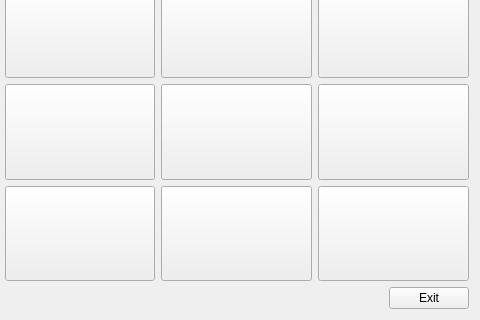
The window that widget.ui (Chaosmast/BOM-Bingo) describes before a commit, drawn with Qt 5; both pictures show x 320 to 800 and y 280 to 600 of the 800 by 600 pixel window.
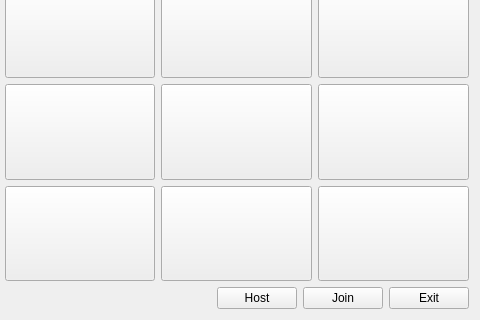
The same window after the commit.

Diff of the .ui file:
```diff
--- a/widget.ui
+++ b/widget.ui
@@ -398,6 +398,20 @@
        </property>
       </spacer>
      </item>
+     <item>
+      <widget class="QPushButton" name="pbHost">
+       <property name="text">
+        <string>Host</string>
+       </property>
+      </widget>
+     </item>
+     <item>
+      <widget class="QPushButton" name="pbJoin">
+       <property name="text">
+        <string>Join</string>
+       </property>
+      </widget>
+     </item>
      <item>
       <widget class="QPushButton" name="pbExit">
        <property name="text">
```
Left out of the diff: 28 changed lines with no effect on the pictures.
